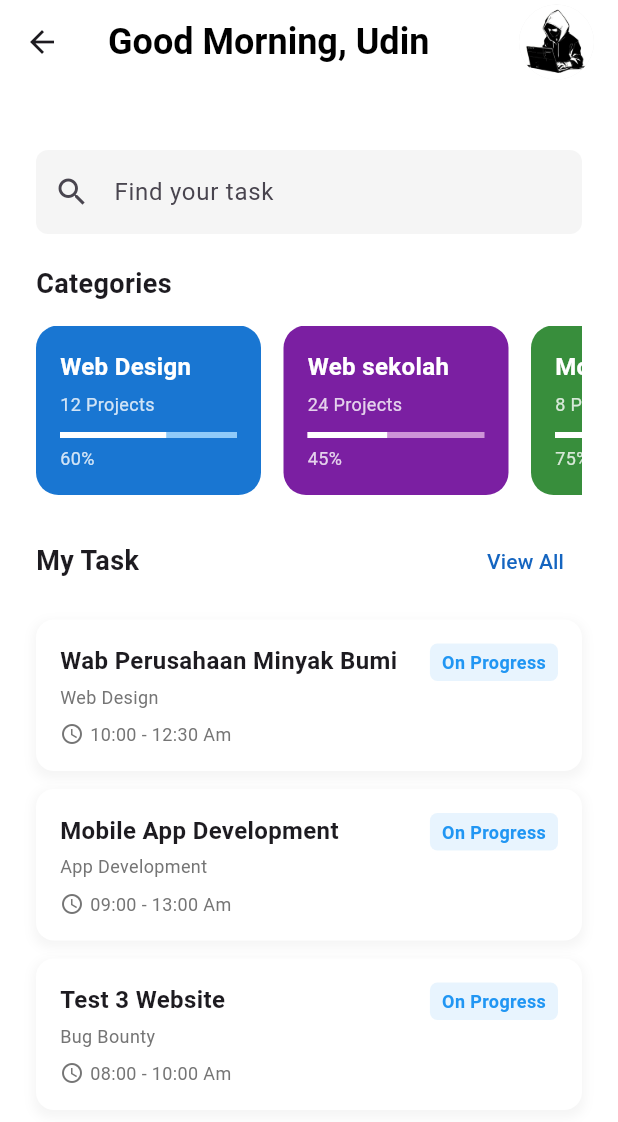
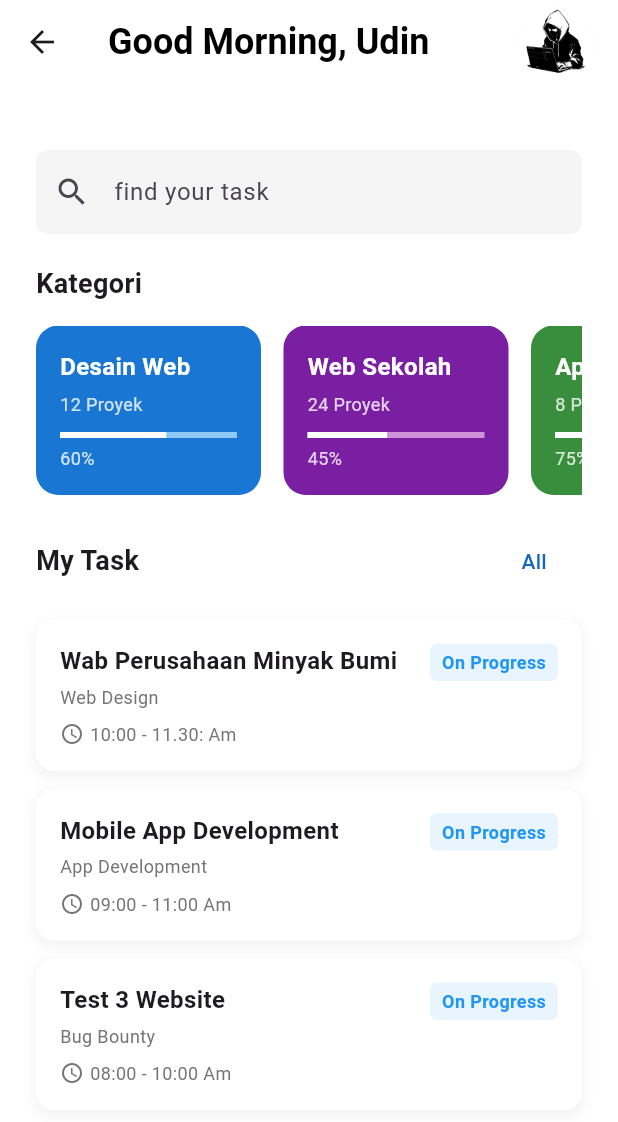
Before and after one commit to ilham0A/flutter-app-to-do-list, a Flutter app: the DashboardPage screen opened directly, on a phone screen of 412 x 824 dp. Shown: the top 1122 px of the screen. Run offline on Flutter 3.47's test engine with Material 3 defaults, Android fonts, the phone set to English and light mode, and no system bars; our stand-ins replace google_nav_bar, line_icons.

Commit message:
penambahan final

```diff
--- a/lib/add_task_page.dart
+++ b/lib/add_task_page.dart
@@ -246,8 +246,7 @@ class _AddTaskPageState extends State<AddTaskPage> {
             Wrap(
               spacing: 10.0,
               runSpacing: 10.0,
-              children:
-                  _categories.map((category) {
+              children: _categories.map((category) {
                 bool isSelected = _selectedCategory == category;
                 return GestureDetector(
                   onTap: () {
@@ -261,8 +260,7 @@ class _AddTaskPageState extends State<AddTaskPage> {
                       vertical: 8,
                     ),
                     decoration: BoxDecoration(
-                          color:
-                              isSelected ? Colors.blue[800] : Colors.grey[200],
+                      color: isSelected ? Colors.blue[800] : Colors.grey[200],
                       borderRadius: BorderRadius.circular(20),
                     ),
                     child: Text(
--- a/lib/dashboard_page.dart
+++ b/lib/dashboard_page.dart
@@ -36,14 +36,14 @@ class _DashboardPageState extends State<DashboardPage> {
       Task(
         title: 'Wab Perusahaan Minyak Bumi',
         category: 'Web Design',
-        time: '10:00 - 12:30 Am',
+        time: '10:00 - 11.30: Am',
         status: 'On Progress',
         statusColor: Colors.blue,
       ),
       Task(
         title: 'Mobile App Development',
         category: 'App Development',
-        time: '09:00 - 13:00 Am',
+        time: '09:00 - 11:00 Am',
         status: 'On Progress',
         statusColor: Colors.blue,
       ),
@@ -69,8 +69,7 @@ class _DashboardPageState extends State<DashboardPage> {
   void _filterTasks() {
     String query = _searchController.text.toLowerCase();
     setState(() {
-      _filteredTasks =
-          _allTasks.where((task) {
+      _filteredTasks = _allTasks.where((task) {
         return task.title.toLowerCase().contains(query) ||
             task.category.toLowerCase().contains(query) ||
             task.status.toLowerCase().contains(query);
@@ -128,7 +127,7 @@ class _DashboardPageState extends State<DashboardPage> {
             TextFormField(
               controller: _searchController,
               decoration: InputDecoration(
-                hintText: 'Find your task',
+                hintText: 'find your task',
                 prefixIcon: const Icon(Icons.search),
                 border: OutlineInputBorder(
                   borderRadius: BorderRadius.circular(8),
@@ -144,7 +143,7 @@ class _DashboardPageState extends State<DashboardPage> {
             ),
             const SizedBox(height: 20),
             const Text(
-              'Categories',
+              'Kategori',
               style: TextStyle(fontSize: 18, fontWeight: FontWeight.bold),
             ),
             const SizedBox(height: 15),
@@ -153,40 +152,40 @@ class _DashboardPageState extends State<DashboardPage> {
               child: Row(
                 children: [
                   _buildCategoryCard(
-                    'Web Design',
-                    '12 Projects',
+                    'Desain Web',
+                    '12 Proyek',
                     '60%',
                     Colors.blue[700]!,
                     Colors.blue[200]!,
                   ),
                   const SizedBox(width: 15),
                   _buildCategoryCard(
-                    'Web sekolah',
-                    '24 Projects',
+                    'Web Sekolah',
+                    '24 Proyek',
                     '45%',
                     Colors.purple[700]!,
                     Colors.purple[200]!,
                   ),
                   const SizedBox(width: 15),
                   _buildCategoryCard(
-                    'Mobile App',
-                    '8 Projects',
+                    'Aplikasi Seluler',
+                    '8 Proyek',
                     '75%',
                     Colors.green[700]!,
                     Colors.green[200]!,
                   ),
                   const SizedBox(width: 15),
                   _buildCategoryCard(
-                    'bug bounty',
-                    '3 Projects',
+                    'Bug Bounty',
+                    '3 Proyek',
                     '10%',
                     const Color.fromARGB(255, 138, 56, 142),
                     const Color.fromARGB(255, 220, 155, 219),
                   ),
                   const SizedBox(width: 15),
                   _buildCategoryCard(
-                    'desain logo',
-                    '15 Projects',
+                    'Desain Logo',
+                    '15 Proyek',
                     '90%',
                     const Color.fromARGB(255, 7, 73, 188),
                     const Color.fromARGB(255, 104, 118, 138),
@@ -212,14 +211,45 @@ class _DashboardPageState extends State<DashboardPage> {
                     );
                   },
                   child: Text(
-                    'View All',
+                    'All',
                     style: TextStyle(color: Colors.blue[800], fontSize: 14),
                   ),
                 ),
               ],
             ),
             const SizedBox(height: 15),
-            ListView.builder(
+            _filteredTasks.isEmpty
+                ? Center(
+                    child: Padding(
+                      padding: const EdgeInsets.all(24.0),
+                      child: Column(
+                        mainAxisAlignment: MainAxisAlignment.center,
+                        children: [
+                          Icon(Icons.assignment,
+                              size: 80, color: Colors.grey[300]),
+                          const SizedBox(height: 16),
+                          Text(
+                            _searchController.text.isEmpty
+                                ? 'Belum ada tugas di sini!'
+                                : 'Tidak ada tugas yang cocok dengan pencarian Anda.',
+                            style: const TextStyle(
+                                fontSize: 18, color: Colors.grey),
+                            textAlign: TextAlign.center,
+                          ),
+                          const SizedBox(height: 8),
+                          Text(
+                            _searchController.text.isEmpty
+                                ? 'Coba kata kunci lain atau tambahkan tugas baru.'
+                                : 'Coba kata kunci lain atau tambahkan tugas baru.',
+                            style: const TextStyle(
+                                fontSize: 14, color: Colors.grey),
+                            textAlign: TextAlign.center,
+                          ),
+                        ],
+                      ),
+                    ),
+                  )
+                : ListView.builder(
                     shrinkWrap: true,
                     physics: const NeverScrollableScrollPhysics(),
                     itemCount: _filteredTasks.length,
--- a/lib/main.dart
+++ b/lib/main.dart
@@ -44,7 +44,6 @@ class _MainScreenState extends State<MainScreen> {
     return Scaffold(
       backgroundColor: Colors.white,
       body: _pages[_selectedIndex],
-
       bottomNavigationBar: Container(
         decoration: BoxDecoration(
           color: Colors.white,
```
Also changed, not shown: lib/all_tasks_page.dart (+37 -7 lines), lib/signup_page.dart (+4 -9 lines), lib/widgets/bottom_navigation_bar_widget.dart (+4 -6 lines), pubspec.yaml (+12 -13 lines), pubspec.lock. Lines whose indentation alone changed are shown as unchanged.
